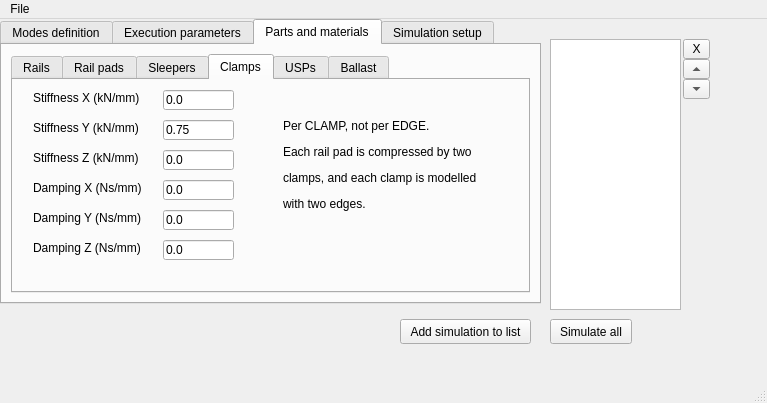
Old version of the form src/MultiSleeperModel/DevFiles/App/GUI.ui in the repository jcugnoni-heig/RailTrackModellingToolbox.
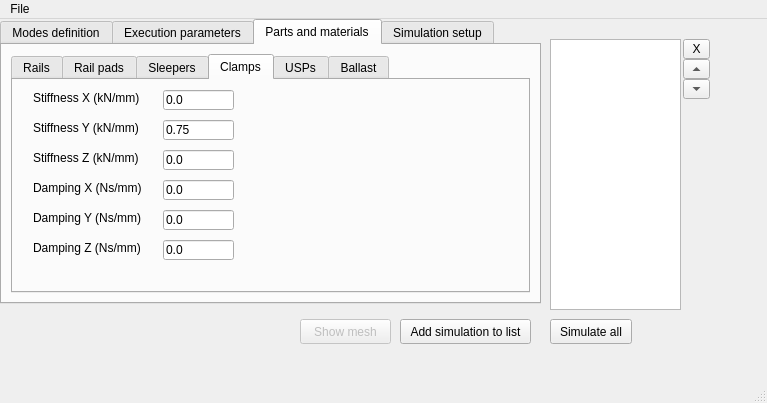
New version of the form. The open tabs and pages were chosen to show the change.

What changed in the file:
```diff
--- a/src/MultiSleeperModel/DevFiles/App/GUI.ui
+++ b/src/MultiSleeperModel/DevFiles/App/GUI.ui
@@ -1028,19 +1028,6 @@
            <string>0.0</string>
           </property>
          </widget>
-         <widget class="QLabel" name="label_12">
-          <property name="geometry">
-           <rect>
-            <x>270</x>
-            <y>30</y>
-            <width>231</width>
-            <height>111</height>
-           </rect>
-          </property>
-          <property name="text">
-           <string>&lt;html&gt;&lt;head/&gt;&lt;body&gt;&lt;p&gt;Per CLAMP, not per EDGE.&lt;/p&gt;&lt;p&gt;Each rail pad is compressed by two &lt;/p&gt;&lt;p&gt;clamps, and each clamp is modelled &lt;/p&gt;&lt;p&gt;with two edges.&lt;/p&gt;&lt;/body&gt;&lt;/html&gt;</string>
-          </property>
-         </widget>
         </widget>
         <widget class="QWidget" name="tab_2">
          <attribute name="title">
@@ -1909,6 +1896,25 @@
      <enum>Qt::NoArrow</enum>
     </property>
    </widget>
+   <widget class="QPushButton" name="btn_showMesh">
+    <property name="enabled">
+     <bool>false</bool>
+    </property>
+    <property name="geometry">
+     <rect>
+      <x>300</x>
+      <y>300</y>
+      <width>91</width>
+      <height>25</height>
+     </rect>
+    </property>
+    <property name="toolTip">
+     <string>Opens Salome to shoiw the mesh of the selected simulation in the list on the right.</string>
+    </property>
+    <property name="text">
+     <string>Show mesh</string>
+    </property>
+   </widget>
   </widget>
   <widget class="QMenuBar" name="menubar">
    <property name="geometry">
```
Left out of the diff: 176 changed lines with no effect on the pictures.
